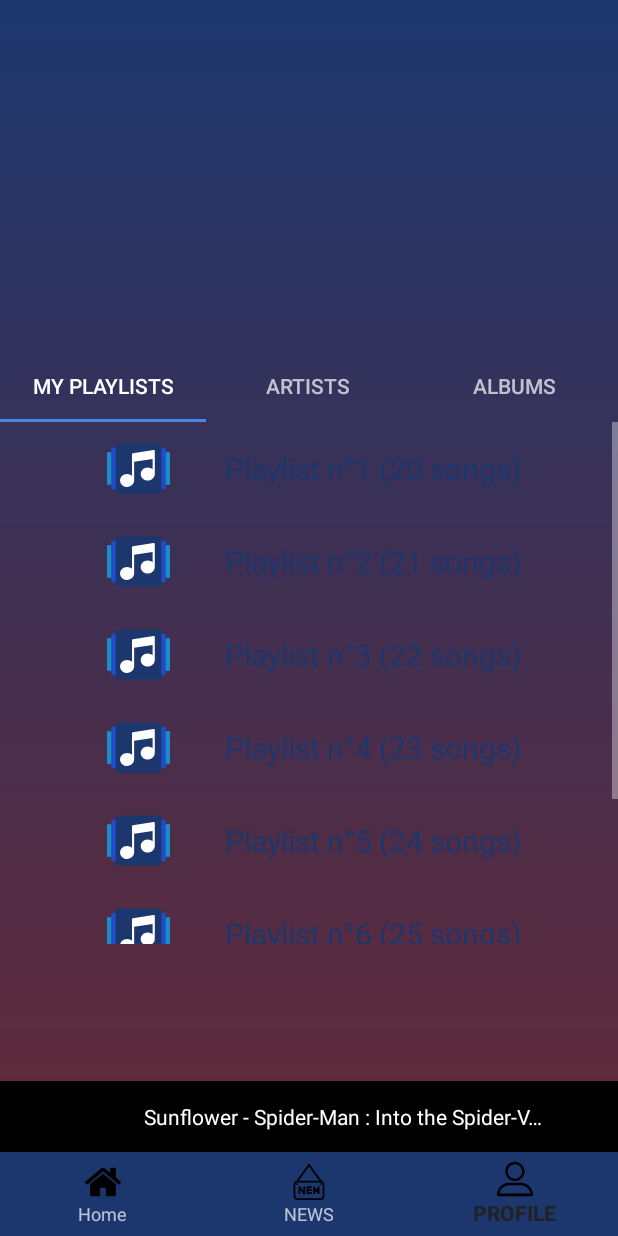
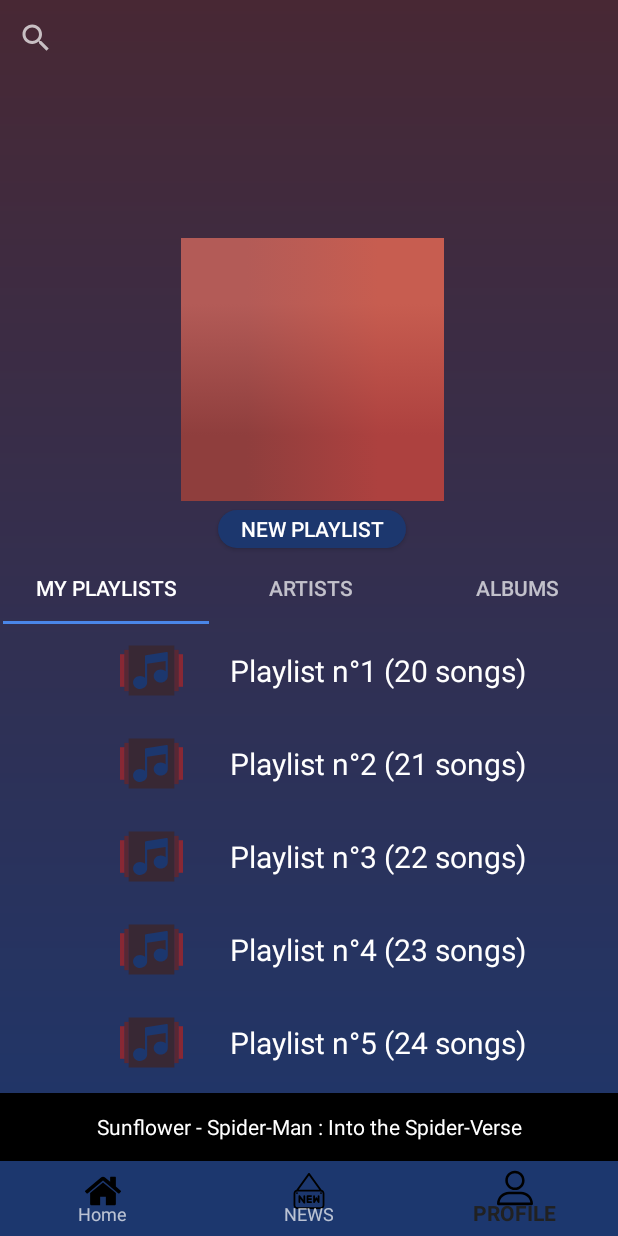
Before and after one commit to SenseiRyuk/HeadMusic, an Android app: the HomeActivity screen opened directly, with no data from a screen before it, item 3 of the bottom bar chosen, on a phone screen of 412 x 824 dp. Run offline under Robolectric (Android 15) with nearby library versions, the phone set to English and light mode, and no system bars.

Commit message:
change 9/10/2019

```diff
--- a/app/src/main/AndroidManifest.xml
+++ b/app/src/main/AndroidManifest.xml
@@ -15,7 +15,6 @@
         <activity
             android:name=".MainActivity"
             android:label="@string/app_name">
-            android:screenOrientation="portrait"
             <intent-filter>
                 <action android:name="android.intent.action.MAIN" />
 
--- a/app/src/main/java/com/example/if26new/HomeActivity.java
+++ b/app/src/main/java/com/example/if26new/HomeActivity.java
@@ -5,6 +5,7 @@ import android.os.Bundle;
 import android.view.MenuItem;
 import android.view.View;
 import android.widget.ImageButton;
+import android.widget.SearchView;
 import android.widget.TextView;
 
 import androidx.annotation.NonNull;
@@ -22,6 +23,7 @@ public class HomeActivity extends FragmentActivity implements BottomNavigationVi
     private ImageButton previousSong;
     private ImageButton nextSong;
     private ImageButton pausePlay;
+    private SearchView search;
     private BottomNavigationView bottomNavigationView;
     private boolean isOnClickHome;
     private TextView musicTitle;
@@ -33,7 +35,8 @@ public class HomeActivity extends FragmentActivity implements BottomNavigationVi
         setContentView(R.layout.activity_home);
         musicTitle=findViewById(R.id.musicTitle);
         isOnClickHome=false;
-        loadFragment(new MainFragment());
+        search=findViewById(R.id.searchView);
+        search.clearFocus();
         bottomNavigationView=findViewById(R.id.bottonView);
         bottomNavigationView.setOnNavigationItemSelectedListener(this);
         bottomNavigationView.setItemIconTintList(null);
@@ -45,6 +48,7 @@ public class HomeActivity extends FragmentActivity implements BottomNavigationVi
                 startActivity(listenActivity);
             }
         });
+        loadFragment(new MainFragment());
     }
 
     public boolean onNavigationItemSelected(@NonNull MenuItem item) {
--- a/app/src/main/java/com/example/if26new/PlaylistFragment.java
+++ b/app/src/main/java/com/example/if26new/PlaylistFragment.java
@@ -37,9 +37,9 @@ public class PlaylistFragment extends Fragment {
 
         //Retrieve all the playlist in data base
         TableLayout table = view.findViewById(R.id.playlistUser);
-        TableLayout.LayoutParams tl=new TableLayout.LayoutParams(TableLayout.LayoutParams.MATCH_PARENT,TableLayout.LayoutParams.WRAP_CONTENT);
+        TableLayout.LayoutParams tl=new TableLayout.LayoutParams(TableLayout.LayoutParams.MATCH_PARENT,TableLayout.LayoutParams.WRAP_CONTENT,1f);
         TableRow row;
-        for (int i=0;i<=12;i++){
+        for (int i=0;i<=7;i++){
             row=new TableRow(getActivity());
             row.setGravity(Gravity.CENTER);
             ImageButton myButton= new ImageButton(getActivity());
@@ -47,8 +47,8 @@ public class PlaylistFragment extends Fragment {
             myButton.setImageResource(R.drawable.iconforplaylist);
             TextView myText = new TextView(getActivity());
             //Set the TEXT OF THE PLAYLIST
-            myText.setTextColor(Color.parseColor("#1C376E"));
             myText.setText("    Playlist n°" +(i+1) + " ("+(i+20)+" songs)");
+            myText.setTextColor(Color.WHITE);
             myText.setTextSize(20);
             myText.setGravity(Gravity.CENTER_HORIZONTAL);
             row.addView(myButton);
--- a/app/src/main/java/com/example/if26new/UserFragment.java
+++ b/app/src/main/java/com/example/if26new/UserFragment.java
@@ -10,6 +10,7 @@ import android.view.ViewGroup;
 import androidx.fragment.app.Fragment;
 import androidx.fragment.app.FragmentActivity;
 import androidx.fragment.app.FragmentManager;
+import androidx.viewpager.widget.PagerAdapter;
 import androidx.viewpager.widget.ViewPager;
 
 import com.google.android.material.tabs.TabLayout;
@@ -23,6 +24,7 @@ public class UserFragment extends Fragment {
     private TabLayout onglet;
     private ViewPager viewPagerForFragments;
     private FragmentActivity myContext;
+    private PageAdaptaterForUser pageAdaptaterForUser;
 
     public UserFragment() {
         // Required empty public constructor
@@ -37,8 +39,10 @@ public class UserFragment extends Fragment {
         View view=inflater.inflate(R.layout.fragment_user, container, false);
         onglet=view.findViewById(R.id.tabLayout);
         viewPagerForFragments=view.findViewById(R.id.viewPagerUser);
-        FragmentManager fragmentManager=myContext.getSupportFragmentManager();
-        viewPagerForFragments.setAdapter(new PageAdaptaterForUser(fragmentManager));
+        viewPagerForFragments.setOffscreenPageLimit(2);
+        //FragmentManager fragmentManager=myContext.getSupportFragmentManager();
+        viewPagerForFragments.setAdapter(pageAdaptaterForUser);
+        //viewPagerForFragments.addOnPageChangeListener(view);
         onglet.setupWithViewPager(viewPagerForFragments);
         //Design purpose. Tabs have the same width
         onglet.setTabMode(TabLayout.MODE_FIXED);
@@ -47,7 +51,8 @@ public class UserFragment extends Fragment {
 
     @Override
     public void onAttach(Activity activity) {
-        myContext=(FragmentActivity) activity;
+        //myContext=(FragmentActivity) activity;
+        pageAdaptaterForUser = new PageAdaptaterForUser(getChildFragmentManager());
         super.onAttach(activity);
     }
 }
--- a/app/src/main/res/drawable-anydpi/iconforplaylist.xml
+++ b/app/src/main/res/drawable-anydpi/iconforplaylist.xml
@@ -6,20 +6,20 @@
     android:alpha="1">
   <path
       android:pathData="M8,6h42v46h-42z"
-      android:fillColor="#1C376E"/>
+      android:fillColor="#382834"/>
   <path
       android:pathData="M50,10h4v38h-4z"
-      android:fillColor="#1C4DCB"/>
+      android:fillColor="#582834"/>
   <path
       android:pathData="M4,10h4v38h-4z"
-      android:fillColor="#1C4DCB"/>
+      android:fillColor="#582834"/>
   <path
       android:pathData="M54,14h4v30h-4z"
-      android:fillColor="#1C8DCB"/>
+      android:fillColor="#882834"/>
   <path
       android:pathData="M0,14h4v30h-4z"
-      android:fillColor="#1C8DCB"/>
+      android:fillColor="#882834"/>
   <path
       android:pathData="M43.649,12.24c-0.222,-0.19 -0.515,-0.273 -0.805,-0.228l-19,3C23.358,15.089 23,15.508 23,16v3.286V22v13.68C21.831,34.642 20.246,34 18.5,34c-3.584,0 -6.5,2.691 -6.5,6s2.916,6 6.5,6c3.533,0 6.411,-2.617 6.492,-5.861C24.993,40.126 25,40.115 25,40.102V22.854l17,-2.684v9.511C40.831,28.642 39.246,28 37.5,28c-3.584,0 -6.5,2.691 -6.5,6s2.916,6 6.5,6s6.5,-2.691 6.5,-6V19v-5v-1C44,12.708 43.872,12.43 43.649,12.24z"
-      android:fillColor="#FFFFFF"/>
+      android:fillColor="#1C376E"/>
 </vector>
--- a/app/src/main/res/drawable/gradientbackground.xml
+++ b/app/src/main/res/drawable/gradientbackground.xml
@@ -1,4 +1,4 @@
 <?xml version="1.0" encoding="utf-8"?>
 <shape xmlns:android="http://schemas.android.com/apk/res/android">
-    <gradient android:startColor="#1C376E" android:endColor="#682834" android:angle="270"/>`
+    <gradient android:startColor="#482834" android:endColor="#1C376E" android:angle="270"/>`
 </shape>
--- /dev/null
+++ b/app/src/main/res/drawable/roundbutton.xml
@@ -0,0 +1,8 @@
+<?xml version="1.0" encoding="utf-8"?>
+<shape xmlns:android="http://schemas.android.com/apk/res/android">
+    <solid android:color="#1C376E" />
+    <corners android:bottomRightRadius="16dp"
+        android:bottomLeftRadius="16dp"
+        android:topRightRadius="16dp"
+        android:topLeftRadius="16dp"/>
+</shape>
--- a/app/src/main/res/layout/activity_home.xml
+++ b/app/src/main/res/layout/activity_home.xml
@@ -8,75 +8,58 @@
     tools:context="com.example.if26new.HomeActivity">
 
     <androidx.constraintlayout.widget.ConstraintLayout
-        android:id="@+id/fragmentContainter"
+        android:id="@+id/test"
         android:layout_width="match_parent"
-        android:layout_height="629dp"
-        app:layout_constraintBottom_toTopOf="@+id/linearLayout"
-        app:layout_constraintEnd_toEndOf="parent"
-        app:layout_constraintHorizontal_bias="0.0"
-        app:layout_constraintStart_toStartOf="parent"
-        app:layout_constraintTop_toTopOf="parent"
-        app:layout_constraintVertical_bias="0.0">
-
-    </androidx.constraintlayout.widget.ConstraintLayout>
-
-    <LinearLayout
-        android:id="@+id/linearLayout"
-        android:layout_width="match_parent"
-        android:layout_height="47dp"
-        android:orientation="horizontal"
+        android:layout_height="45dp"
         app:layout_constraintBottom_toTopOf="@+id/bottonView"
         app:layout_constraintEnd_toEndOf="parent"
-        app:layout_constraintHorizontal_bias="0.2"
-        app:layout_constraintStart_toStartOf="parent"
-        app:layout_constraintTop_toTopOf="parent"
-        app:layout_constraintVertical_bias="1.0">
-
-        <ImageButton
-            android:id="@+id/previousMusic"
-            android:layout_width="1dp"
-            android:layout_height="match_parent"
-            android:layout_weight="1"
-            android:background="#000000"
-            app:srcCompat="@drawable/previous" />
-
-        <ImageButton
-            android:id="@+id/nextMusic"
-            android:layout_width="5dp"
-            android:layout_height="match_parent"
-            android:layout_weight="1"
-            android:background="#000000"
-            app:srcCompat="@drawable/next" />
+        app:layout_constraintStart_toStartOf="parent">
 
         <TextView
             android:id="@+id/musicTitle"
-            android:layout_width="225dp"
+            android:layout_width="match_parent"
             android:layout_height="match_parent"
             android:layout_weight="1"
             android:background="#000000"
             android:gravity="center"
             android:singleLine="true"
             android:text="Sunflower - Spider-Man : Into the Spider-Verse"
-            android:textColor="#FFFFFF" />
+            android:textColor="#FFFFFF"
+            tools:layout_editor_absoluteX="0dp"
+            tools:layout_editor_absoluteY="0dp" />
 
-        <ImageButton
-            android:id="@+id/playPause"
-            android:layout_width="5dp"
-            android:layout_height="match_parent"
-            android:layout_weight="1"
-            android:background="#000000"
-            app:srcCompat="@drawable/pause" />
+    </androidx.constraintlayout.widget.ConstraintLayout>
 
-    </LinearLayout>
+    <SearchView
+        android:id="@+id/searchView"
+        android:layout_width="match_parent"
+        android:layout_height="50dp"
+        android:textColor="#FFFFFF"
+        app:layout_constraintBottom_toTopOf="@+id/fragmentContainter"
+        app:layout_constraintTop_toTopOf="parent"
+        app:layout_constraintVertical_bias="0.0"
+        tools:layout_editor_absoluteX="0dp">
+
+    </SearchView>
 
     <com.google.android.material.bottomnavigation.BottomNavigationView
         android:id="@+id/bottonView"
-        android:layout_width="wrap_content"
-        android:layout_height="wrap_content"
+        android:layout_width="match_parent"
+        android:layout_height="50dp"
         android:background="#1C376E"
         app:layout_constraintBottom_toBottomOf="parent"
-        app:layout_constraintEnd_toEndOf="parent"
         app:layout_constraintStart_toStartOf="parent"
         app:menu="@menu/bottom_navigation_menu" />
 
+    <androidx.constraintlayout.widget.ConstraintLayout
+        android:id="@+id/fragmentContainter"
+        android:layout_width="408dp"
+        android:layout_height="581dp"
+        android:layout_marginBottom="1dp"
+        app:layout_constraintBottom_toTopOf="@+id/test"
+        app:layout_constraintEnd_toEndOf="parent"
+        app:layout_constraintStart_toStartOf="parent">
+
+    </androidx.constraintlayout.widget.ConstraintLayout>
+
 </androidx.constraintlayout.widget.ConstraintLayout>
--- a/app/src/main/res/layout/fragment_news.xml
+++ b/app/src/main/res/layout/fragment_news.xml
@@ -1,14 +1,26 @@
 <?xml version="1.0" encoding="utf-8"?>
 <FrameLayout xmlns:android="http://schemas.android.com/apk/res/android"
+    xmlns:app="http://schemas.android.com/apk/res-auto"
     xmlns:tools="http://schemas.android.com/tools"
     android:layout_width="match_parent"
     android:layout_height="match_parent"
     tools:context="com.example.if26new.NewsFragment">
 
-    <!-- TODO: Update blank fragment layout -->
-    <TextView
+    <androidx.constraintlayout.widget.ConstraintLayout
         android:layout_width="match_parent"
-        android:layout_height="match_parent"
-        android:text="newsFragment" />
+        android:layout_height="match_parent">
 
+        <Button
+            android:id="@+id/button3"
+            android:layout_width="wrap_content"
+            android:layout_height="wrap_content"
+            android:layout_marginEnd="320dp"
+            android:text="Button"
+            app:layout_constraintBottom_toBottomOf="parent"
+            app:layout_constraintEnd_toEndOf="parent"
+            app:layout_constraintHorizontal_bias="1.0"
+            app:layout_constraintStart_toStartOf="parent"
+            app:layout_constraintTop_toTopOf="parent"
+            app:layout_constraintVertical_bias="1.0" />
+    </androidx.constraintlayout.widget.ConstraintLayout>
 </FrameLayout>
--- a/app/src/main/res/layout/fragment_playlist.xml
+++ b/app/src/main/res/layout/fragment_playlist.xml
@@ -1,18 +1,26 @@
 <?xml version="1.0" encoding="utf-8"?>
 <FrameLayout xmlns:android="http://schemas.android.com/apk/res/android"
+    xmlns:app="http://schemas.android.com/apk/res-auto"
     xmlns:tools="http://schemas.android.com/tools"
     android:layout_width="match_parent"
     android:layout_height="match_parent"
     tools:context="com.example.if26new.PlaylistFragment">
 
-    <ScrollView
-        android:layout_width="match_parent"
-        android:layout_height="match_parent"
-        android:fillViewport="true">
+    <RelativeLayout
+        android:layout_width="fill_parent"
+        android:layout_height="match_parent">
 
-        <TableLayout
-            android:layout_width="match_parent"
-            android:layout_height="wrap_content"
-            android:id="@+id/playlistUser"/>
-    </ScrollView>
+        <ScrollView
+            android:layout_width="fill_parent"
+            android:layout_height="fill_parent"
+            android:fillViewport="true">
+
+            <TableLayout
+                android:id="@+id/playlistUser"
+                android:layout_width="match_parent"
+                android:layout_height="wrap_content" />
+        </ScrollView>
+
+    </RelativeLayout>
+
 </FrameLayout>
--- a/app/src/main/res/layout/fragment_user.xml
+++ b/app/src/main/res/layout/fragment_user.xml
@@ -11,16 +11,22 @@
         android:layout_width="412dp"
         android:layout_height="731dp">
 
+        <androidx.viewpager.widget.ViewPager
+            android:id="@+id/viewPagerUser"
+            android:layout_width="414dp"
+            android:layout_height="461dp"
+            app:layout_constraintBottom_toBottomOf="parent"
+            app:layout_constraintEnd_toEndOf="parent"
+            app:layout_constraintHorizontal_bias="0.0"
+            app:layout_constraintStart_toStartOf="parent"
+            app:layout_constraintTop_toTopOf="parent"
+            app:layout_constraintVertical_bias="1.0" />
+
         <com.google.android.material.tabs.TabLayout
             android:id="@+id/tabLayout"
             android:layout_width="match_parent"
             android:layout_height="wrap_content"
             app:layout_constraintBottom_toTopOf="@+id/viewPagerUser"
-            app:layout_constraintEnd_toEndOf="parent"
-            app:layout_constraintHorizontal_bias="0.0"
-            app:layout_constraintStart_toStartOf="parent"
-            app:layout_constraintTop_toTopOf="parent"
-            app:layout_constraintVertical_bias="1.0"
             app:tabIndicatorColor="@color/ButtonBlue"
             app:tabSelectedTextColor="#FFFFFF">
 
@@ -43,14 +49,30 @@
                 android:textColor="#FFFFFF" />
         </com.google.android.material.tabs.TabLayout>
 
-        <androidx.viewpager.widget.ViewPager
-            android:id="@+id/viewPagerUser"
-            android:layout_width="match_parent"
-            android:layout_height="450dp"
-            app:layout_constraintBottom_toBottomOf="parent"
+        <ImageView
+            android:id="@+id/imageView"
+            android:layout_width="175dp"
+            android:layout_height="175dp"
+            android:src="@drawable/hazy"
+            app:layout_constraintBottom_toTopOf="@+id/tabLayout"
             app:layout_constraintEnd_toEndOf="parent"
-            app:layout_constraintHorizontal_bias="1.0"
-            app:layout_constraintStart_toStartOf="parent" />
+            app:layout_constraintHorizontal_bias="0.502"
+            app:layout_constraintStart_toStartOf="parent"
+            app:layout_constraintTop_toTopOf="parent"
+            app:layout_constraintVertical_bias="0.275" />
+
+        <Button
+            android:id="@+id/button"
+            android:layout_width="125dp"
+            android:layout_height="25dp"
+            android:layout_marginTop="3dp"
+            android:background="@drawable/roundbutton"
+            android:text="New Playlist"
+            app:layout_constraintBottom_toTopOf="@+id/tabLayout"
+            app:layout_constraintEnd_toEndOf="parent"
+            app:layout_constraintStart_toStartOf="parent"
+            app:layout_constraintTop_toBottomOf="@+id/imageView" />
+
     </androidx.constraintlayout.widget.ConstraintLayout>
 
 </FrameLayout>
--- a/app/src/main/res/layout/playlist_pop_up.xml
+++ b/app/src/main/res/layout/playlist_pop_up.xml
@@ -3,7 +3,7 @@
     android:orientation="vertical"
     android:layout_width="350dp"
     android:layout_height="350dp"
-    android:background="#282834"
+    android:background="@drawable/gradientbackground"
     android:layout_gravity="center">
 
     <Space
```
Also changed, not shown: 1 other file.
